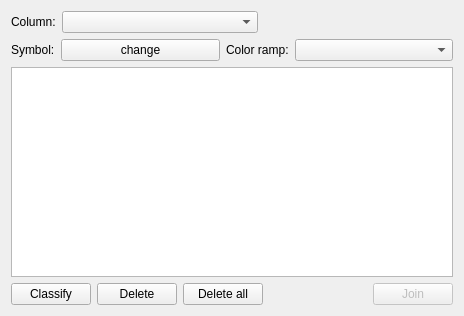
sourcepole/qgis, file qgis/src/ui/qgscategorizedsymbolrendererv2widget.ui: the form before one commit.
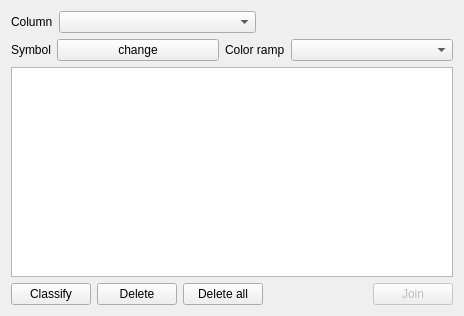
The form after the commit.

What changed in the file:
```diff
--- a/qgis/src/ui/qgscategorizedsymbolrendererv2widget.ui
+++ b/qgis/src/ui/qgscategorizedsymbolrendererv2widget.ui
@@ -16,7 +16,7 @@
      <item>
       <widget class="QLabel" name="label_3">
        <property name="text">
-        <string>Column:</string>
+        <string>Column</string>
        </property>
       </widget>
      </item>
@@ -53,7 +53,7 @@
      <item>
       <widget class="QLabel" name="label_9">
        <property name="text">
-        <string>Symbol:</string>
+        <string>Symbol</string>
        </property>
       </widget>
      </item>
@@ -73,7 +73,7 @@
      <item>
       <widget class="QLabel" name="label_10">
        <property name="text">
-        <string>Color ramp:</string>
+        <string>Color ramp</string>
        </property>
       </widget>
      </item>
```
